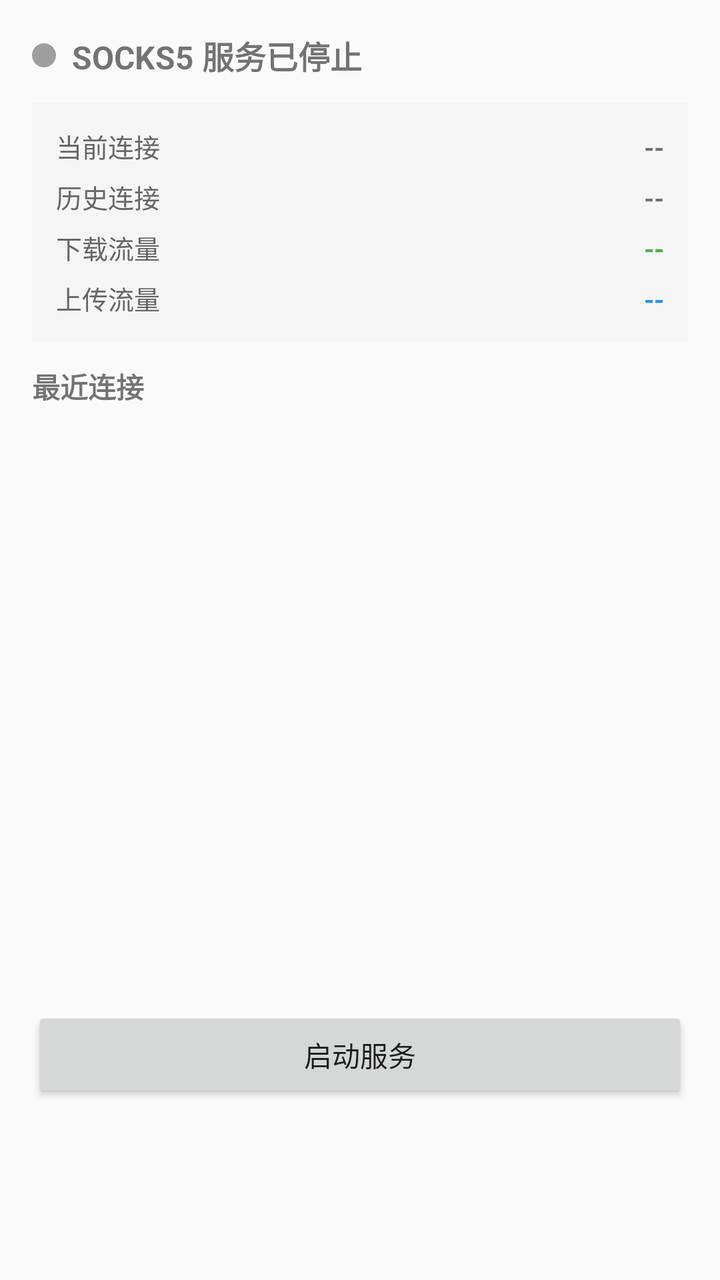
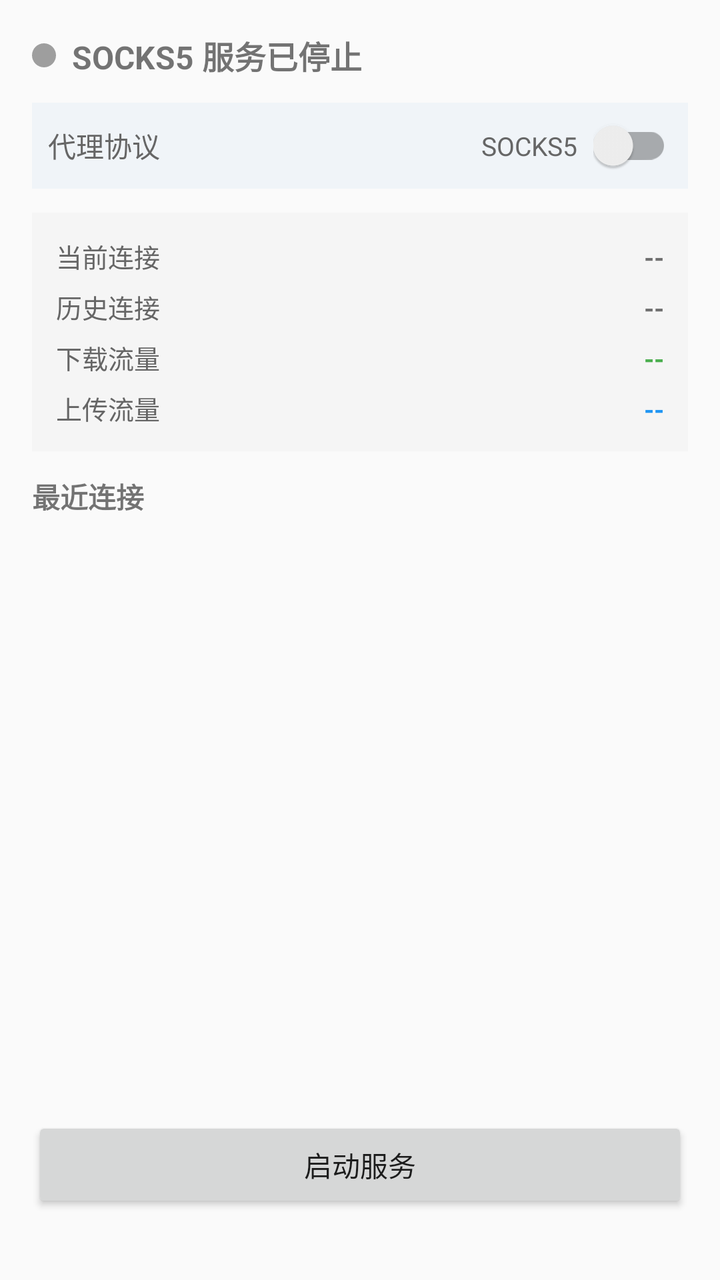

Two renders of the same Android screen: before a commit and after it. Below are the layout's source before the change and the commit's diff.
<!-- AndroidManifest.xml: application theme Theme.AppCompat.Light.DarkActionBar -->
<!-- res/layout/activity_main.xml -->
<?xml version="1.0" encoding="utf-8"?>
<LinearLayout xmlns:android="http://schemas.android.com/apk/res/android"
    android:layout_width="match_parent"
    android:layout_height="match_parent"
    android:orientation="vertical"
    android:padding="16dp">

    
    <LinearLayout
        android:layout_width="match_parent"
        android:layout_height="wrap_content"
        android:orientation="horizontal"
        android:gravity="center_vertical"
        android:layout_marginBottom="12dp">

        <View
            android:id="@+id/statusDot"
            android:layout_width="12dp"
            android:layout_height="12dp"
            android:background="@drawable/circle_gray"/>

        <TextView
            android:id="@+id/statusRunning"
            android:layout_width="wrap_content"
            android:layout_height="wrap_content"
            android:text="SOCKS5 服务已停止"
            android:textSize="16sp"
            android:textStyle="bold"
            android:layout_marginStart="8dp"/>

        <TextView
            android:id="@+id/statusPort"
            android:layout_width="wrap_content"
            android:layout_height="wrap_content"
            android:text=""
            android:textSize="14sp"
            android:layout_marginStart="12dp"
            android:visibility="gone"/>

        <TextView
            android:id="@+id/statusUptime"
            android:layout_width="wrap_content"
            android:layout_height="wrap_content"
            android:text=""
            android:textSize="14sp"
            android:layout_marginStart="12dp"
            android:visibility="gone"/>
    </LinearLayout>

    
    <LinearLayout
        android:layout_width="match_parent"
        android:layout_height="wrap_content"
        android:orientation="vertical"
        android:background="#F5F5F5"
        android:padding="12dp"
        android:layout_marginBottom="12dp">

        
        <LinearLayout
            android:layout_width="match_parent"
            android:layout_height="wrap_content"
            android:orientation="horizontal"
            android:layout_marginBottom="6dp">

            <TextView
                android:layout_width="0dp"
                android:layout_height="wrap_content"
                android:layout_weight="1"
                android:text="当前连接"
                android:textSize="13sp"
                android:textColor="#666666"/>

            <TextView
                android:id="@+id/connCount"
                android:layout_width="wrap_content"
                android:layout_height="wrap_content"
                android:text="--"
                android:textSize="13sp"
                android:textStyle="bold"/>
        </LinearLayout>

        
        <LinearLayout
            android:layout_width="match_parent"
            android:layout_height="wrap_content"
            android:orientation="horizontal"
            android:layout_marginBottom="6dp">

            <TextView
                android:layout_width="0dp"
                android:layout_height="wrap_content"
                android:layout_weight="1"
                android:text="历史连接"
                android:textSize="13sp"
                android:textColor="#666666"/>

            <TextView
                android:id="@+id/historyCount"
                android:layout_width="wrap_content"
                android:layout_height="wrap_content"
                android:text="--"
                android:textSize="13sp"
                android:textStyle="bold"/>
        </LinearLayout>

        
        <LinearLayout
            android:layout_width="match_parent"
            android:layout_height="wrap_content"
            android:orientation="horizontal"
            android:layout_marginBottom="6dp">

            <TextView
                android:layout_width="0dp"
                android:layout_height="wrap_content"
                android:layout_weight="1"
                android:text="下载流量"
                android:textSize="13sp"
                android:textColor="#666666"/>

            <TextView
                android:id="@+id/bytesDown"
                android:layout_width="wrap_content"
                android:layout_height="wrap_content"
                android:text="--"
                android:textSize="13sp"
                android:textStyle="bold"
                android:textColor="#4CAF50"/>
        </LinearLayout>

        
        <LinearLayout
            android:layout_width="match_parent"
            android:layout_height="wrap_content"
            android:orientation="horizontal">

            <TextView
                android:layout_width="0dp"
                android:layout_height="wrap_content"
                android:layout_weight="1"
                android:text="上传流量"
                android:textSize="13sp"
                android:textColor="#666666"/>

            <TextView
                android:id="@+id/bytesUp"
                android:layout_width="wrap_content"
                android:layout_height="wrap_content"
                android:text="--"
                android:textSize="13sp"
                android:textStyle="bold"
                android:textColor="#2196F3"/>
        </LinearLayout>
    </LinearLayout>

    
    <TextView
        android:layout_width="wrap_content"
        android:layout_height="wrap_content"
        android:text="最近连接"
        android:textSize="14sp"
        android:textStyle="bold"
        android:layout_marginBottom="8dp"/>

    
    <androidx.recyclerview.widget.RecyclerView
        android:id="@+id/connectionLogList"
        android:layout_width="match_parent"
        android:layout_height="280dp"
        android:layout_marginBottom="12dp"
        android:background="#FAFAFA"
        android:padding="4dp"/>

    
    <Button
        android:id="@+id/toggleButton"
        android:layout_width="match_parent"
        android:layout_height="wrap_content"
        android:text="启动服务"
        android:onClick="onToggleClick"/>
</LinearLayout>
<!-- resources referenced by this layout -->
<resources>
  <!-- drawable circle_gray (drawable) -->
  <?xml version="1.0" encoding="utf-8"?>
  <shape xmlns:android="http://schemas.android.com/apk/res/android"
      android:shape="oval">
      <solid android:color="#9E9E9E"/>
      <size android:width="12dp" android:height="12dp"/>
  </shape>
</resources>

<!-- the commit's change to res/layout/activity_main.xml (unified diff, before → after) -->
@@ -51,6 +51,43 @@
     <LinearLayout
         android:layout_width="match_parent"
         android:layout_height="wrap_content"
+        android:orientation="horizontal"
+        android:gravity="center_vertical"
+        android:background="#F0F4F8"
+        android:padding="8dp"
+        android:layout_marginBottom="12dp"
+        android:layout_marginTop="0dp">
+
+        <TextView
+            android:layout_width="0dp"
+            android:layout_height="wrap_content"
+            android:layout_weight="1"
+            android:text="代理协议"
+            android:textSize="14sp"
+            android:textColor="#666666"/>
+
+        <TextView
+            android:id="@+id/protocolLabel"
+            android:layout_width="wrap_content"
+            android:layout_height="wrap_content"
+            android:text="SOCKS5"
+            android:textSize="13sp"
+            android:textColor="#666666"
+            android:layout_marginEnd="8dp"/>
+
+        <androidx.appcompat.widget.SwitchCompat
+            android:id="@+id/proxyProtocolSwitch"
+            android:layout_width="wrap_content"
+            android:layout_height="wrap_content"
+            android:textOff="SOCKS"
+            android:textOn="HTTP"
+            android:showText="true"/>
+    </LinearLayout>
+
+    
+    <LinearLayout
+        android:layout_width="match_parent"
+        android:layout_height="wrap_content"
         android:orientation="vertical"
         android:background="#F5F5F5"
         android:padding="12dp"
